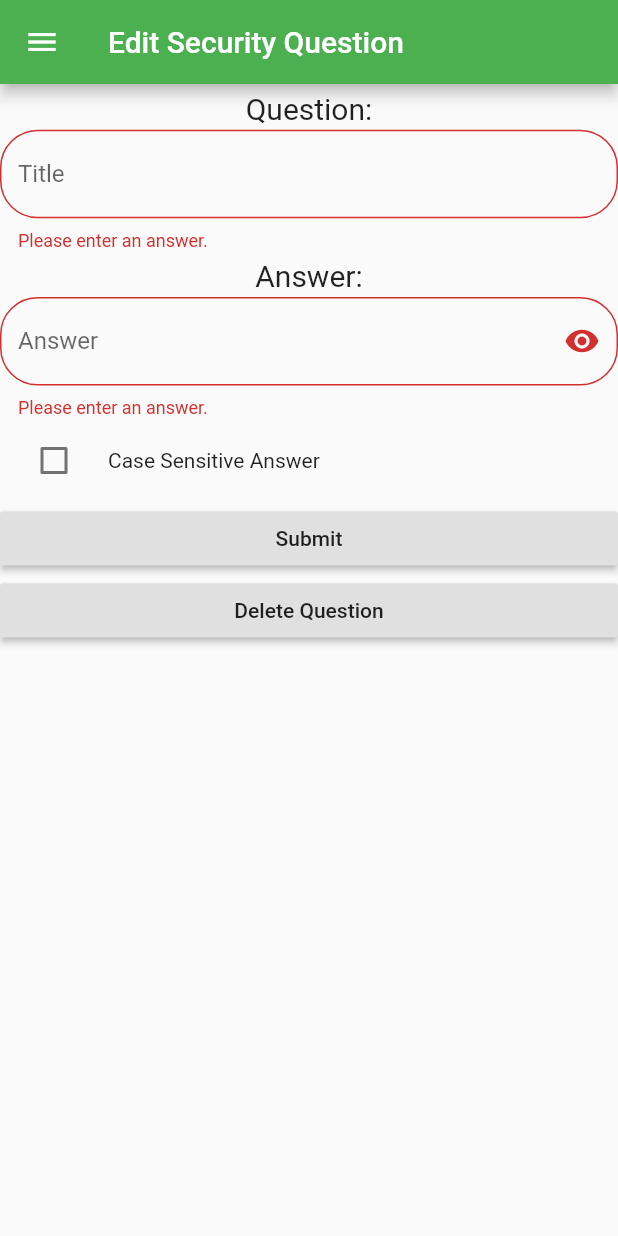
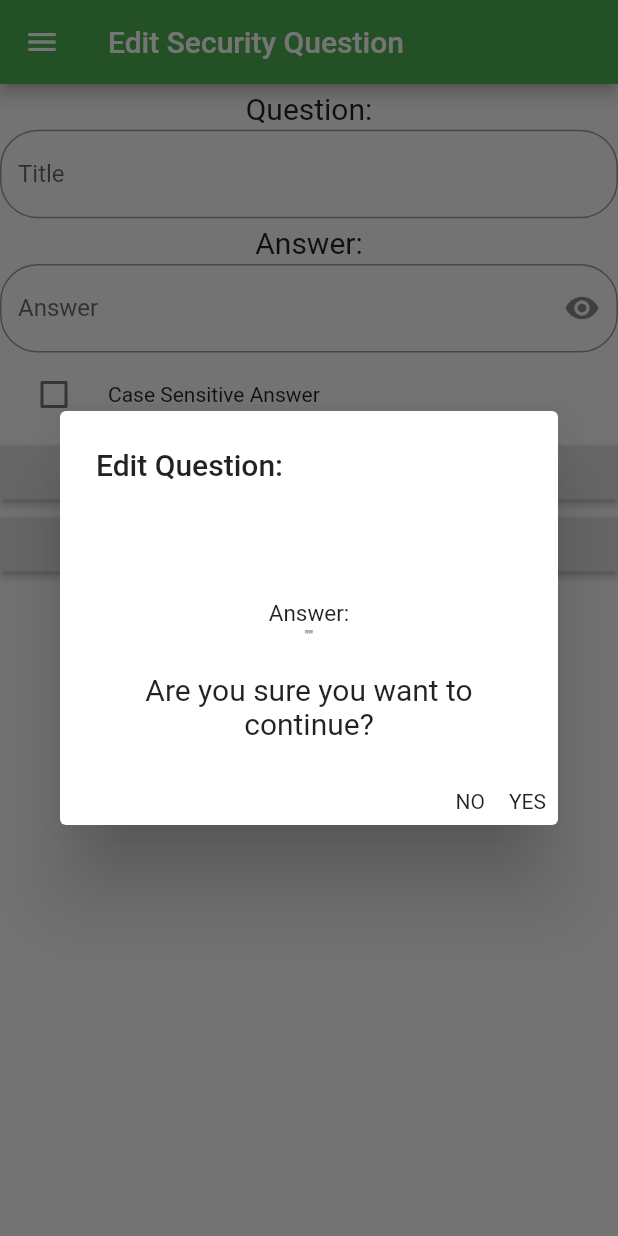
Before and after one commit to uprm-inso-4101-2020-2021-S1/semester-project-oni-kingsmen, a Flutter app: the QuestionPage screen opened directly with empty values, after a tap on "Submit", on a phone screen of 412 x 824 dp. Run offline on Flutter 3.47's test engine with Material 2 defaults, Android fonts, the phone set to English and light mode, and no system bars; our stand-ins replace fluttertoast.

```diff
--- a/lib/main.dart
+++ b/lib/main.dart
@@ -1,7 +1,9 @@
 import 'dart:convert';
 import 'dart:math';
 
+import 'package:flutter/cupertino.dart';
 import 'package:flutter/material.dart';
+import 'package:flutter/services.dart';
 import 'package:fluttertoast/fluttertoast.dart';
 import 'package:http/http.dart' as http;
 
@@ -103,8 +105,9 @@
 
   AlertDialog _withQuestion() {
     return AlertDialog(
-      title: Text(question.question),
+      title: Text(question.caseSensitive ? question.question+(" (Case Sensitive)") : question.question),
       content: TextField(
+        keyboardType: TextInputType.visiblePassword,
         controller: _controller,
       ),
       actions: <Widget>[
@@ -135,8 +138,9 @@
     var rng = new Random();
     int chosenNum = rng.nextInt(questionList.length);
     return AlertDialog(
-      title: Text(questionList[chosenNum].question),
+      title: Text(questionList[chosenNum].caseSensitive ? questionList[chosenNum].question + " (Case Sensitive)" : questionList[chosenNum].question),
       content: TextField(
+        keyboardType: TextInputType.emailAddress,
         controller: _controller,
       ),
       actions: <Widget>[
@@ -215,7 +219,7 @@
           ),
         ),
         ListTile(
-          title: Text('Accounts', style: new TextStyle(fontSize: 20.0)),
+          title: Text('Home Page', style: new TextStyle(fontSize: 20.0)),
           onTap: () {
             Navigator.of(context).pop();
             Navigator.of(context).pop();
@@ -260,7 +264,7 @@
           ),
         ),
         ListTile(
-          title: Text('Accounts', style: new TextStyle(fontSize: 20.0)),
+          title: Text('Home Page', style: new TextStyle(fontSize: 20.0)),
           onTap: () {
             Navigator.of(context).pop();
             Navigator.of(context).pop();
@@ -329,7 +333,7 @@
                 ),
               ),
               ListTile(
-                title: Text('Accounts', style: new TextStyle(fontSize: 20.0)),
+                title: Text('Home Page', style: new TextStyle(fontSize: 20.0)),
                 onTap: () {
                   Navigator.of(context).pop();
                   Navigator.of(context).pop();
@@ -713,6 +717,7 @@
               borderSide: new BorderSide(),
             ),
           ),
+          keyboardType: TextInputType.emailAddress,
           controller: _emailcontroller,
           onSaved: (email) {
             formData['email'] = email;
@@ -770,12 +775,12 @@
           },
           validator: (password) {
             if(!_signIn && password.length < 8) {
-              return "Master Password length should be at least 8 characters.";
+              return 'Master Password should contain at least:\n8 Characters\n1 Uppercase Letter\n1 Lowercase Letter\n1 Numerical Digit';
             } else if(password.length > 128) {
-              return "Master Password length should be at least 8 characters.";
+              return "Max Password length: 128 characters.";
             }  else if (!_signIn && !RegExp(
                 r"^(?=.*\d)(?=.*[a-z])(?=.*[A-Z])(?=.*[a-zA-Z]).{8,}$").hasMatch(password)) {
-              return 'Master Password should contain at least:\n1 Uppercase Letter\n1 Lowercase Letter\n1 Numerical Digit';
+              return 'Master Password should contain at least:\n8 Characters\n1 Uppercase Letter\n1 Lowercase Letter\n1 Numerical Digit';
             } else if(password.contains(RegExp(r'(\u00a9|\u00ae|[\u2000-\u3300]|\ud83c[\ud000-\udfff]|\ud83d[\ud000-\udfff]|\ud83e[\ud000-\udfff])'))){
               return 'Password contains Invalid Characters';
             }
@@ -989,6 +994,7 @@
         new Text('Email (Optional):', style: new TextStyle(fontSize: 20.0)),
         new Padding(padding: EdgeInsets.only(top: 2.5)),
         new TextFormField(
+          keyboardType: TextInputType.emailAddress,
           controller: _emailController,
           decoration: new InputDecoration(
             labelText: 'Email (Optional)',
@@ -1301,11 +1307,12 @@
               title: Text(
                   'Are you sure you want to delete this Security Question?',
                   style: TextStyle(color: Colors.red)),
-              content: Column(
-                mainAxisSize: MainAxisSize.min,
+              content: ListView(
+                //mainAxisSize: MainAxisSize.min,
                 children: [
-                  Text(question.question, style: new TextStyle(fontSize: 20.0)),
-                  Padding(padding: EdgeInsets.only(top: 10.0)),
+                  Padding(padding: EdgeInsets.only(top: 18.0)),
+                  Text(question.question, style: new TextStyle(fontSize: 20.0),textAlign: TextAlign.center),
+                  Padding(padding: EdgeInsets.only(top: 20.0)),
                   Text("Type 'delete' to confirm."),
                   TextField(
                     controller: _controller,
@@ -1405,6 +1412,7 @@
         new Text('Answer:', style: new TextStyle(fontSize: 20.0)),
         new Padding(padding: EdgeInsets.only(top: 2.5)),
         new TextFormField(
+          keyboardType: TextInputType.visiblePassword,
             controller: _answerController,
             decoration: new InputDecoration(
               labelText: 'Answer',
@@ -1488,10 +1496,51 @@
   }
 
   Widget _buildSubmitButton() {
+
+    Future<bool> _onSumbit(BuildContext context) async {
+      return showDialog(
+        context: context,
+        builder: (context) => new AlertDialog(
+          title: new Text(question == null? 'New Question:' : 'Edit Question:'),
+          content: Column(
+            mainAxisSize: MainAxisSize.min,
+            children: [
+              Padding(padding: EdgeInsets.only(top: 18.0)),
+              Text(_questionController.text,
+                  style: new TextStyle(fontSize: 20.0),textAlign: TextAlign.center),
+              Padding(padding: EdgeInsets.only(top: 18.0)),
+              Text("Answer: ",
+                  style: new TextStyle(fontSize: 15.0),textAlign: TextAlign.center),
+              Text("\""+_answerController.text.trim() +"\"",
+                  style: new TextStyle(fontSize: 10.0),textAlign: TextAlign.center),
+              Padding(padding: EdgeInsets.only(top: 18.0)),
+              Text("Are you sure you want to continue?",
+                  style: new TextStyle(fontSize: 20.0),textAlign: TextAlign.center),
+            ],
+          ),
+          actions: <Widget>[
+            new GestureDetector(
+              onTap: () => Navigator.of(context).pop(false),
+              child: Text("NO"),
+            ),
+            SizedBox(height: 16),
+            new GestureDetector(
+              onTap: () {
+                Navigator.of(context).pop(true);
+                _submitForm();
+              },
+              child: Text("YES"),
+            )
+          ],
+        ),
+      ) ??
+          false;
+    }
+
     if (processing == false)
       return RaisedButton(
         onPressed: () {
-          _submitForm();
+          _onSumbit(context);
         },
         child: Text('Submit'),
       );
@@ -1931,13 +1980,14 @@
                         title: Text(
                             'Are you sure you want to delete this Password?',
                             style: TextStyle(color: Colors.red)),
-                        content: Column(
-                          mainAxisSize: MainAxisSize.min,
+                        content: ListView(
+                          //mainAxisSize: MainAxisSize.min,
                           children: [
+                            Padding(padding: EdgeInsets.only(top: 18.0)),
                             Text(password.main,
-                                style: new TextStyle(fontSize: 20.0)),
-                            Text(password.account),
-                            Padding(padding: EdgeInsets.only(top: 15.0)),
+                                style: new TextStyle(fontSize: 20.0),textAlign: TextAlign.center),
+                            Text(password.account,style: new TextStyle(fontSize: 14.0),textAlign: TextAlign.center),
+                            Padding(padding: EdgeInsets.only(top: 20.0)),
                             Text("Type 'delete' to confirm."),
                             TextField(
                               controller: _controller,
```
Also changed, not shown: lib/generator.dart (+8 -5 lines), pubspec.lock, 30 other files.
